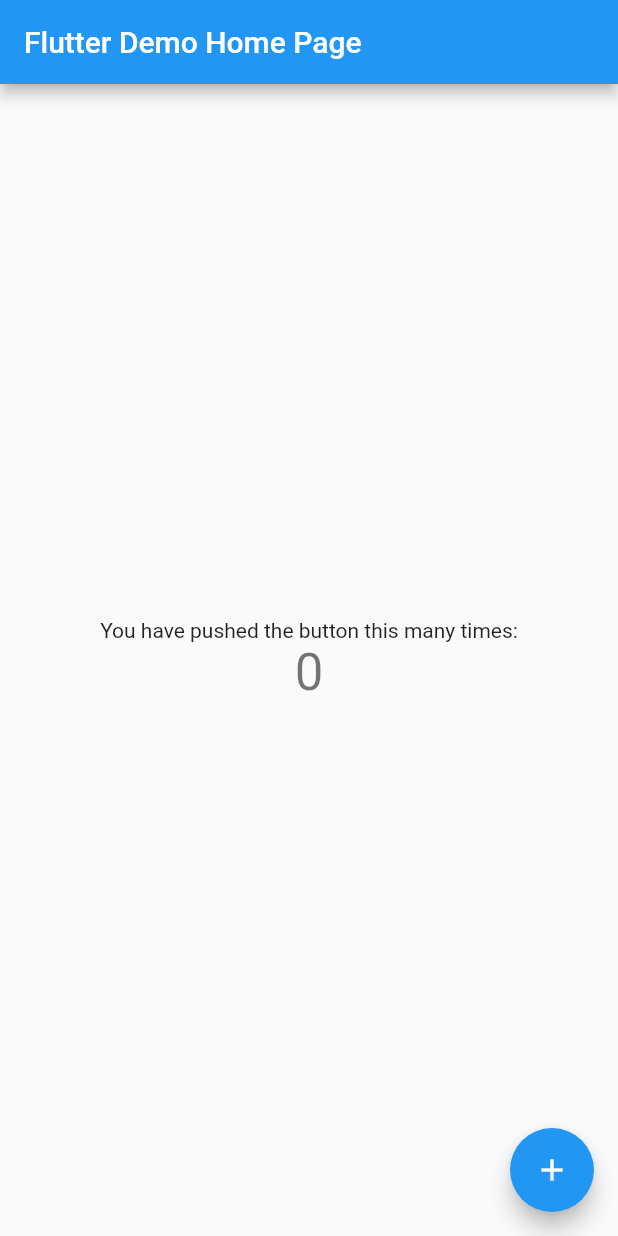
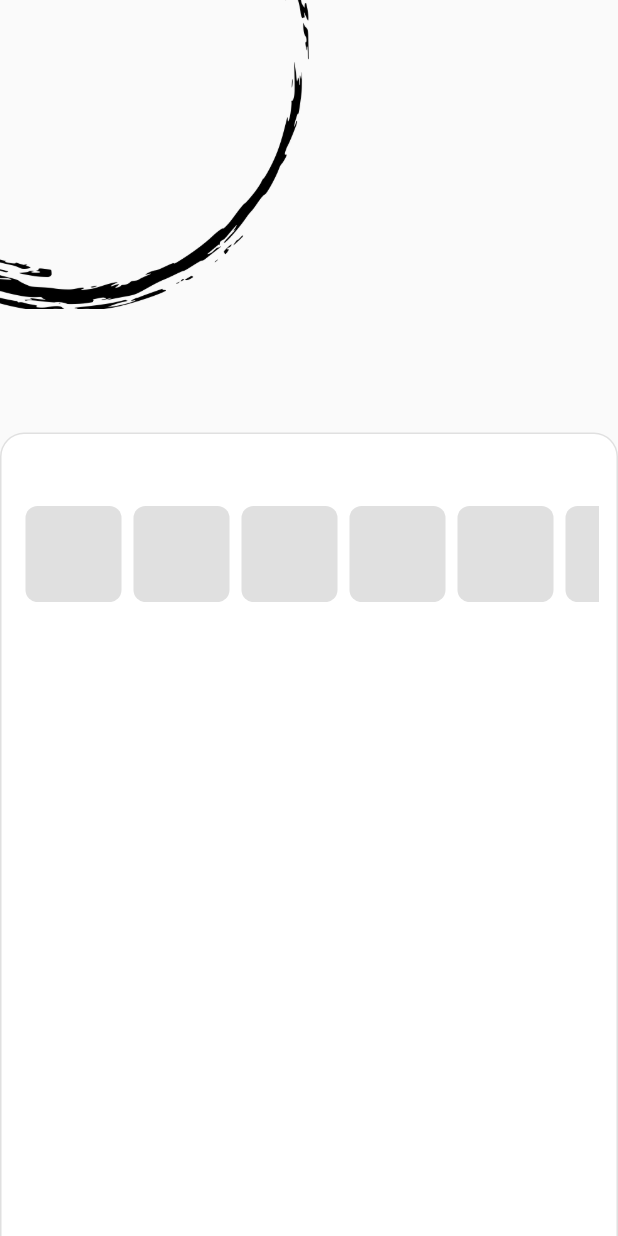
Before and after one commit to atomnato/TZ_bezlimit, a Flutter app: the screen it shows after launch, on a phone screen of 412 x 824 dp. Run offline on Flutter 3.47's test engine with Material 2 defaults, Android fonts, the phone set to English and light mode, and no system bars.

Commit message:
Add main screen

```diff
--- a/lib/main.dart
+++ b/lib/main.dart
@@ -1,115 +1,53 @@
 import 'package:flutter/material.dart';
+import 'package:tz_bezlimit/widgets/app_bar_content.dart';
+import 'package:tz_bezlimit/widgets/content_screen.dart';
 
 void main() {
-  runApp(const MyApp());
+  runApp(const Application());
 }
 
-class MyApp extends StatelessWidget {
-  const MyApp({Key? key}) : super(key: key);
+class Application extends StatelessWidget {
+  const Application({Key? key}) : super(key: key);
 
-  // This widget is the root of your application.
   @override
   Widget build(BuildContext context) {
-    return MaterialApp(
-      title: 'Flutter Demo',
-      theme: ThemeData(
-        // This is the theme of your application.
-        //
-        // Try running your application with "flutter run". You'll see the
-        // application has a blue toolbar. Then, without quitting the app, try
-        // changing the primarySwatch below to Colors.green and then invoke
-        // "hot reload" (press "r" in the console where you ran "flutter run",
-        // or simply save your changes to "hot reload" in a Flutter IDE).
-        // Notice that the counter didn't reset back to zero; the application
-        // is not restarted.
-        primarySwatch: Colors.blue,
-      ),
-      home: const MyHomePage(title: 'Flutter Demo Home Page'),
+    return const MaterialApp(
+      home: MainScreen(),
     );
   }
 }
 
-class MyHomePage extends StatefulWidget {
-  const MyHomePage({Key? key, required this.title}) : super(key: key);
-
-  // This widget is the home page of your application. It is stateful, meaning
-  // that it has a State object (defined below) that contains fields that affect
-  // how it looks.
-
-  // This class is the configuration for the state. It holds the values (in this
-  // case the title) provided by the parent (in this case the App widget) and
-  // used by the build method of the State. Fields in a Widget subclass are
-  // always marked "final".
-
-  final String title;
+class MainScreen extends StatefulWidget {
+  const MainScreen({Key? key}) : super(key: key);
 
   @override
-  State<MyHomePage> createState() => _MyHomePageState();
+  State<MainScreen> createState() => _MainScreenState();
 }
 
-class _MyHomePageState extends State<MyHomePage> {
-  int _counter = 0;
-
-  void _incrementCounter() {
-    setState(() {
-      // This call to setState tells the Flutter framework that something has
-      // changed in this State, which causes it to rerun the build method below
-      // so that the display can reflect the updated values. If we changed
-      // _counter without calling setState(), then the build method would not be
-      // called again, and so nothing would appear to happen.
-      _counter++;
-    });
-  }
-
+class _MainScreenState extends State<MainScreen> {
   @override
   Widget build(BuildContext context) {
-    // This method is rerun every time setState is called, for instance as done
-    // by the _incrementCounter method above.
-    //
-    // The Flutter framework has been optimized to make rerunning build methods
-    // fast, so that you can just rebuild anything that needs updating rather
-    // than having to individually change instances of widgets.
+    final size = MediaQuery.of(context).size;
+
     return Scaffold(
-      appBar: AppBar(
-        // Here we take the value from the MyHomePage object that was created by
-        // the App.build method, and use it to set our appbar title.
-        title: Text(widget.title),
-      ),
-      body: Center(
-        // Center is a layout widget. It takes a single child and positions it
-        // in the middle of the parent.
-        child: Column(
-          // Column is also a layout widget. It takes a list of children and
-          // arranges them vertically. By default, it sizes itself to fit its
-          // children horizontally, and tries to be as tall as its parent.
-          //
-          // Invoke "debug painting" (press "p" in the console, choose the
-          // "Toggle Debug Paint" action from the Flutter Inspector in Android
-          // Studio, or the "Toggle Debug Paint" command in Visual Studio Code)
-          // to see the wireframe for each widget.
-          //
-          // Column has various properties to control how it sizes itself and
-          // how it positions its children. Here we use mainAxisAlignment to
-          // center the children vertically; the main axis here is the vertical
-          // axis because Columns are vertical (the cross axis would be
-          // horizontal).
-          mainAxisAlignment: MainAxisAlignment.center,
-          children: <Widget>[
-            const Text(
-              'You have pushed the button this many times:',
+      body: SafeArea(
+        child: CustomScrollView(
+          slivers: [
+            SliverPersistentHeader(
+              delegate: AppBarContent(
+                minExtended: 0,
+                maxExtended: size.height * 0.35,
+                size: size,
+              ),
             ),
-            Text(
-              '$_counter',
-              style: Theme.of(context).textTheme.headline4,
-            ),
+            SliverToBoxAdapter(
+              child: ContentScreen(
+                size: size,
+              ),
+            )
           ],
         ),
       ),
-      floatingActionButton: FloatingActionButton(
-        onPressed: _incrementCounter,
-        tooltip: 'Increment',
-        child: const Icon(Icons.add),
-      ), // This trailing comma makes auto-formatting nicer for build methods.
     );
   }
 }
--- /dev/null
+++ b/lib/widgets/content_box.dart
@@ -0,0 +1,19 @@
+import 'package:flutter/material.dart';
+
+class ContentBox extends StatelessWidget {
+  const ContentBox({Key? key}) : super(key: key);
+
+  @override
+  Widget build(BuildContext context) {
+    return Container(
+      margin: const EdgeInsets.symmetric(horizontal: 4.0),
+      width: 64.0,
+      decoration: BoxDecoration(
+        color: Colors.grey.shade300,
+        borderRadius: const BorderRadius.all(
+          Radius.circular(8.0),
+        ),
+      ),
+    );
+  }
+}
--- /dev/null
+++ b/lib/widgets/content_screen.dart
@@ -0,0 +1,40 @@
+import 'package:flutter/material.dart';
+
+import 'package:tz_bezlimit/widgets/content_box.dart';
+
+///Screen containing main screen content.
+class ContentScreen extends StatelessWidget {
+  final Size size;
+
+  const ContentScreen({Key? key, required this.size}) : super(key: key);
+
+  @override
+  Widget build(BuildContext context) {
+    return Container(
+      padding: const EdgeInsets.only(top: 48.0, left: 12.0, right: 12.0),
+      height: size.height,
+      decoration: BoxDecoration(
+        color: Colors.white,
+        border: Border.all(color: Colors.grey.shade300),
+        borderRadius: const BorderRadius.only(
+          topLeft: Radius.circular(16.0),
+          topRight: Radius.circular(16.0),
+        ),
+      ),
+      child: Column(
+        children: [
+          SizedBox(
+            height: 64.0,
+            child: ListView.builder(
+              shrinkWrap: true,
+              scrollDirection: Axis.horizontal,
+              itemCount: 8,
+              itemBuilder: (BuildContext context, int index) =>
+                  const ContentBox(),
+            ),
+          ),
+        ],
+      ),
+    );
+  }
+}
```
Also changed, not shown: analysis_options.yaml (+4 -28 lines), lib/widgets/app_bar_content.dart (added, +53 -0 lines), pubspec.yaml (+4 -9 lines), assets/images/circle.png (added), pubspec.lock, 2 other files.
